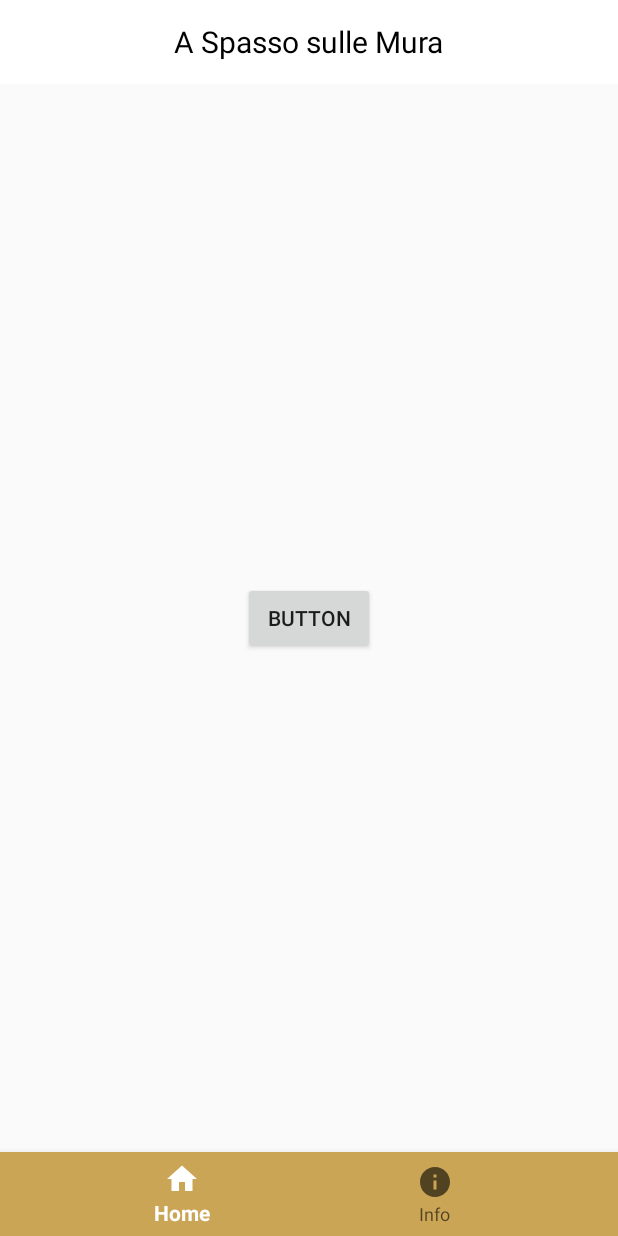
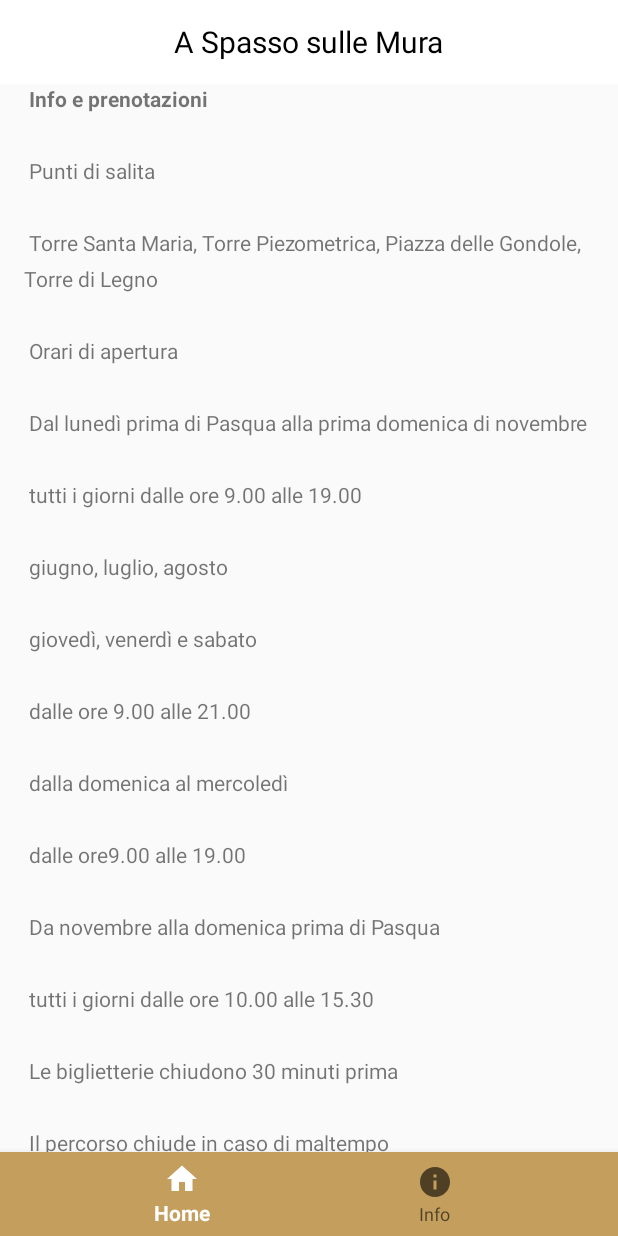
Before and after one commit to FCatinella/A_spasso_sulle_mura, an Android app: the screen it shows after launch (MainActivity), on a phone screen of 412 x 824 dp. Run offline under Robolectric (Android 15) with nearby library versions, the light colour scheme and no system bars; 4 statements that could not run were skipped.

Commit message:
Aggiunta una bozza delle info e sistemato varie parti dell'interfaccia

```diff
--- a/app/src/main/java/com/example/fabio/aspassosullemura/MainActivity.kt
+++ b/app/src/main/java/com/example/fabio/aspassosullemura/MainActivity.kt
@@ -1,28 +1,36 @@
 package com.example.fabio.aspassosullemura
 
+import android.content.Context
 import android.content.Intent
 import android.os.Bundle
-import android.support.constraint.ConstraintSet
 import android.support.design.widget.BottomNavigationView
+import android.support.v4.view.PagerAdapter
+import android.support.v4.view.ViewPager
 import android.support.v7.app.ActionBar
 import android.support.v7.app.AppCompatActivity
-import android.transition.ChangeBounds
-import android.transition.TransitionManager
+import android.view.View
+import android.view.ViewGroup
+import kotlinx.android.synthetic.main.abs_layout.*
 import kotlinx.android.synthetic.main.activity_main.*
-import kotlinx.android.synthetic.main.monu_info.*
+import kotlinx.android.synthetic.main.home_layout.*
+import java.util.ArrayList
+
 
 class MainActivity : AppCompatActivity() {
+
+    private lateinit var viewlist:ArrayList<View>
 
     //Listener della navigation bar ( ritorna una funzione )
     private val mOnNavigationItemSelectedListener = BottomNavigationView.OnNavigationItemSelectedListener { item ->
         when (item.itemId) {
             R.id.navigation_home -> {
+                viewpager.currentItem=0
 
                 return@OnNavigationItemSelectedListener true
             }
 
             R.id.navigation_info -> {
-
+                viewpager.currentItem=1
                 return@OnNavigationItemSelectedListener true
             }
         }
@@ -31,7 +39,7 @@ class MainActivity : AppCompatActivity() {
 
 
     // questa roba va nell'activity delle info sul monumento-----------
-
+/*
     private var show = false
 
     private fun showComponents(){
@@ -61,14 +69,104 @@ class MainActivity : AppCompatActivity() {
         TransitionManager.beginDelayedTransition(monu_info_id, transition) //ci vuole l'id del viewgroup
         constraintSet.applyTo(monu_info_id) //idem
     }
-
+*/
     //--------------------------------------------------------------------
 
 
+
+    //adapter
+    private val pagerAdapter = object : PagerAdapter() {
+        override fun getCount(): Int {
+            return viewlist.size
+        }
+
+        override fun isViewFromObject(view: View, `object`: Any): Boolean {
+            return view === `object`
+        }
+
+        override fun destroyItem(container: ViewGroup, position: Int, `object`: Any) {
+            container.removeView(viewlist.get(position))
+        }
+
+        override fun instantiateItem(container: ViewGroup, position: Int): Any {
+            container.addView(viewlist.get(position))
+            //sennò NULLPOINTER EXCEPTION (questa devo segnarmela)
+            if(position==0){
+                button?.setOnClickListener({ view ->
+                    val intent = Intent(applicationContext,Monu_detailsActivity::class.java)
+                    intent.putExtra(Intent.EXTRA_TEXT,"Bottone1")
+                    startActivity(intent)
+                })
+
+                button2?.setOnClickListener({view ->
+                    val intent = Intent(applicationContext,Monu_detailsActivity::class.java)
+                    intent.putExtra(Intent.EXTRA_TEXT,"Bottone2")
+                    startActivity(intent)
+                })
+            }
+
+            return viewlist.get(position)
+        }
+    }
+
+
+    private val pageChangeListener: ViewPager.OnPageChangeListener = object : ViewPager.OnPageChangeListener {
+
+        override fun onPageScrollStateChanged(state: Int) {
+
+        }
+
+        override fun onPageScrolled(position: Int, positionOffset: Float, positionOffsetPixels: Int) {
+
+        }
+
+
+        override fun onPageSelected(position: Int) {
+            when (position) {
+                0 -> navigation.selectedItemId = R.id.navigation_home
+                1 -> navigation.selectedItemId = R.id.navigation_info
+            }
+            if(position==1){
+                mytext.text="Info e Orari"
+            }
+            else mytext.text=resources.getString(R.string.app_name)
+        }
+
+    }
+
+
+
+
+
+
+
+    private fun initview(){
+        //parte riguardante la bottombar
+        var infoview=layoutInflater.inflate(R.layout.info_layout,null)
+        var homeview=layoutInflater.inflate(R.layout.home_layout,null)
+        //var homeview
+        viewlist=ArrayList()
+        viewlist.add(homeview)
+        viewlist.add(infoview)
+        viewpager.adapter=pagerAdapter
+        viewpager.addOnPageChangeListener(pageChangeListener)
+        navigation.setOnNavigationItemSelectedListener(mOnNavigationItemSelectedListener)
+
+
+    }
+
     override fun onCreate(savedInstanceState: Bundle?) {
         super.onCreate(savedInstanceState)
-        //setContentView(R.layout.activity_main)
         setContentView(R.layout.activity_main)
+
+        //centro il titolo-----------
+        supportActionBar?.displayOptions = ActionBar.DISPLAY_SHOW_CUSTOM
+        supportActionBar?.setCustomView(R.layout.abs_layout) //uso un layout ad-hoc
+        supportActionBar?.elevation= 0F // elimino l'ombra sotto l'action bar ( la "schiaccio a terra" )
+        //------------------------
+
+        initview()
+
 
         //anche questa parte va nell'activity delle info sul monumento ------
        /* backgroundImage.setOnClickListener{
@@ -79,17 +177,6 @@ class MainActivity : AppCompatActivity() {
         }
         //---------------------- */
 
+    }
 
-        //centro il titolo-----------
-        supportActionBar?.displayOptions = ActionBar.DISPLAY_SHOW_CUSTOM
-        supportActionBar?.setCustomView(R.layout.abs_layout) //uso un layout ad-hoc
-        supportActionBar?.elevation= 0F // elimino l'ombra sotto l'action bar ( la "schiaccio a terra" )
-        //------------------------
-
-        navigation.setOnNavigationItemSelectedListener(mOnNavigationItemSelectedListener)
-        button.setOnClickListener({ view ->
-            val intent = Intent(this,Monu_detailsActivity::class.java)
-            startActivity(intent)
-        })
-    }
 }
--- a/app/src/main/java/com/example/fabio/aspassosullemura/Monu_detailsActivity.kt
+++ b/app/src/main/java/com/example/fabio/aspassosullemura/Monu_detailsActivity.kt
@@ -1,5 +1,6 @@
 package com.example.fabio.aspassosullemura
 
+import android.content.Intent
 import android.os.Bundle
 import android.support.design.widget.Snackbar
 import android.support.v7.app.AppCompatActivity
@@ -17,10 +18,8 @@ class Monu_detailsActivity : AppCompatActivity() {
         image_scrolling_top.setImageDrawable(getDrawable(R.drawable.mura1))
         image_scrolling_top.imageAlpha=750
 
-
-
         //questa cosa è allucinante!
-        toolbar.title="Mura di Pisa"
+        toolbar.title=intent.extras.getString(Intent.EXTRA_TEXT) //estraggo il nome del monumento dall'intent
         toolbar_layout.setExpandedTitleColor(resources.getColor(R.color.colorPrimary))
         setSupportActionBar(toolbar)
 
--- a/app/src/main/res/layout/activity_main.xml
+++ b/app/src/main/res/layout/activity_main.xml
@@ -21,18 +21,20 @@
         app:layout_constraintRight_toRightOf="parent"
         app:menu="@menu/navigation" />
 
-    <Button
-        android:id="@+id/button"
-        android:layout_width="wrap_content"
-        android:layout_height="wrap_content"
-        android:layout_marginBottom="8dp"
-        android:layout_marginEnd="8dp"
-        android:layout_marginStart="8dp"
-        android:layout_marginTop="8dp"
-        android:text="Button"
-        app:layout_constraintBottom_toTopOf="@+id/navigation"
+
+    <android.support.v4.view.ViewPager
+        android:id="@+id/viewpager"
+        android:layout_width="match_parent"
+        android:layout_height="0dp"
+        app:layout_constraintBottom_toBottomOf="parent"
         app:layout_constraintEnd_toEndOf="parent"
         app:layout_constraintStart_toStartOf="parent"
-        app:layout_constraintTop_toTopOf="parent" />
+        app:layout_constraintTop_toTopOf="parent">
+
+    </android.support.v4.view.ViewPager>
+
+
+
+
 
 </android.support.constraint.ConstraintLayout>
--- /dev/null
+++ b/app/src/main/res/layout/info_layout.xml
@@ -0,0 +1,23 @@
+<?xml version="1.0" encoding="utf-8"?>
+<android.support.v4.widget.NestedScrollView xmlns:android="http://schemas.android.com/apk/res/android"
+    xmlns:app="http://schemas.android.com/apk/res-auto"
+    xmlns:tools="http://schemas.android.com/tools"
+    android:layout_width="match_parent"
+    android:layout_height="match_parent"
+    app:layout_behavior="@string/appbar_scrolling_view_behavior"
+    tools:context=".Monu_detailsActivity"
+    tools:showIn="@layout/info_layout">
+
+    <TextView
+        android:id="@+id/tv_scrolling"
+        android:layout_width="wrap_content"
+        android:layout_height="wrap_content"
+        android:layout_marginBottom="@dimen/activity_vertical_margin"
+        android:layout_marginLeft="@dimen/activity_horizontal_margin"
+        android:layout_marginRight="@dimen/activity_horizontal_margin"
+        android:layout_marginTop="@dimen/activity_vertical_margin"
+        android:lineSpacingExtra="8dp"
+        android:text="@string/informazioni"
+        android:textIsSelectable="true" />
+
+</android.support.v4.widget.NestedScrollView>
--- a/app/src/main/res/values/colors.xml
+++ b/app/src/main/res/values/colors.xml
@@ -2,7 +2,7 @@
 <resources>
     <color name="colorPrimary">#ffffff</color>
     <color name="colorPrimaryDark">#ffffff</color>
-    <color name="colorAccent">#cba556</color>
+    <color name="colorAccent">#c39e5d</color>
     <color name="gradient_start">#f000</color>
     <color name="gradient_end">#f000</color>
 </resources>
--- a/app/src/main/res/values/strings.xml
+++ b/app/src/main/res/values/strings.xml
@@ -93,5 +93,59 @@
         "For example, position the FAB to one side of stream of a cards so the FAB won’t interfere "
         "when a user tries to pick up one of cards.\n\n"
     </string>
+    <string name="informazioni">
+                <b>"Info e prenotazioni\n\n"</b>
+        "Punti di salita\n\n"
+        "Torre Santa Maria, Torre Piezometrica, Piazza delle Gondole, Torre di Legno\n\n"
+
+        "Orari di apertura\n\n"
+        "Dal lunedì prima di Pasqua alla prima domenica di novembre\n\n"
+
+        "tutti i giorni dalle ore 9.00 alle 19.00\n\n"
+
+        "giugno, luglio, agosto\n\n"
+
+        "giovedì, venerdì e sabato\n\n"
+
+        "dalle ore 9.00 alle 21.00\n\n"
+
+        "dalla domenica al mercoledì\n\n"
+
+        "dalle ore9.00 alle 19.00\n\n"
+
+        "Da novembre alla domenica prima di Pasqua\n\n"
+
+        "tutti i giorni dalle ore 10.00 alle 15.30\n\n"
+
+        "Le biglietterie chiudono 30 minuti prima\n\n"
+
+        "Il percorso chiude in caso di maltempo\n\n"
+
+        "Biglietti di ingresso\n\n"
+        "€ 3.00\n\n"
+
+        "€ 20.00 abbonamento mensile\n\n"
+
+        "€ 40.00 abbonamento annuale\n\n"
+
+        "Gratuito
+
+        gratuito per residenti, bambini fino a 8 anni, disabili con accompagnatore, guide turistiche /accompagnatori turistici
+
+        Didattica
+        € 2.00 Visite guidate da Torre Santa Maria ore 11.00 e ore 17.00
+
+        Accessibilità
+        Accesso per i visitatori diversamente abili presso Torre Piezometrica, Piazza delle Gondole e Torre di Legno.
+
+        Il percorso in quota è accessibile in autonomia dalla Torre di Legno alla Torre del Barbagianni e nell'intero tratto da Piazza Gondole a Porta Manin.
+
+        Percorso in quota parzialmente accessibile.
+
+        Informazioni
+        +39 050 0987480
+
+        tutti i giorni dalle ore 9.00 alle 19.00"
+    </string>
     <string name="action_settings">Settings</string>
 </resources>
```
